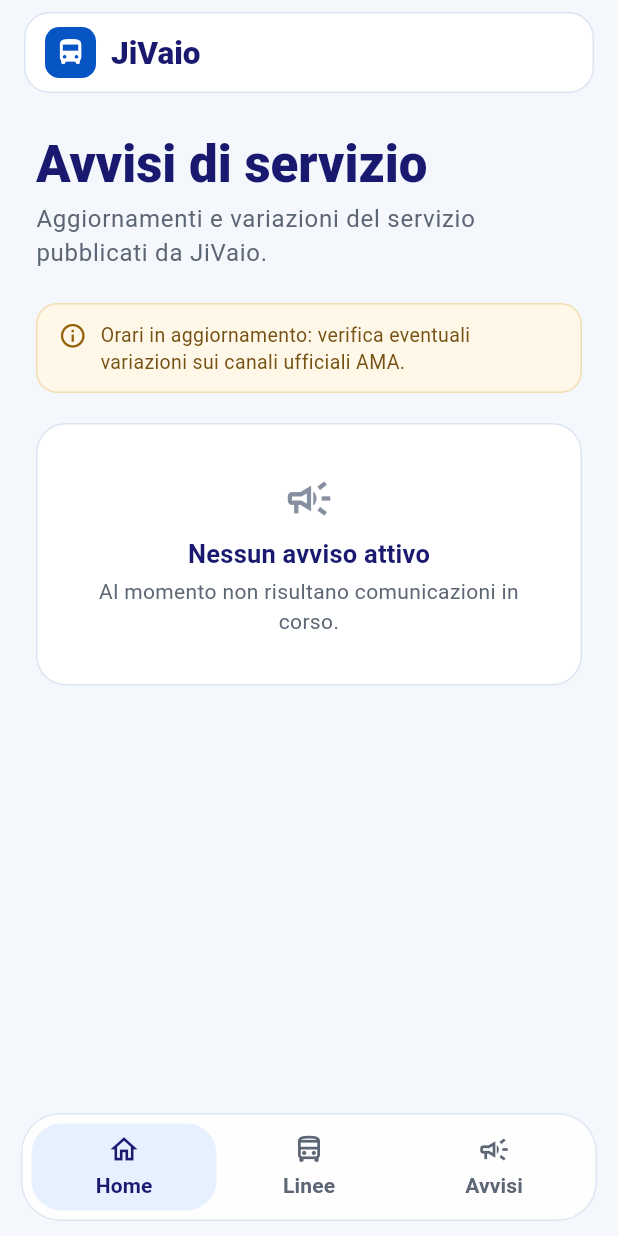
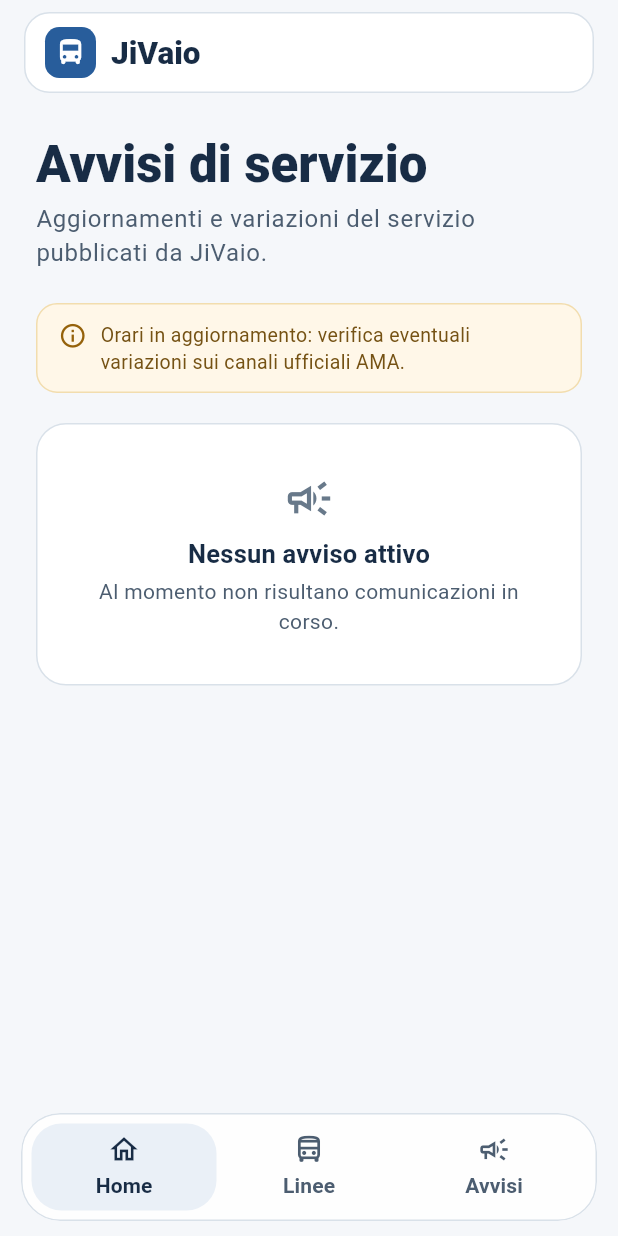
Before and after one commit to AlexMarinucci99/JiVaio-webapp, a Flutter app: the AlertsPage screen opened directly with empty values, on a phone screen of 412 x 824 dp. Run offline on Flutter 3.47's test engine with Material 3 defaults, Android fonts, the phone set to English and light mode, and no system bars; our stand-ins replace supabase_flutter, web; missing offline and left inert: dart:js_interop; accounts and stored records are empty.

Commit message:
style: harmonize main color palette

```diff
--- a/lib/features/home/presentation/home_hero_style.dart
+++ b/lib/features/home/presentation/home_hero_style.dart
@@ -1,4 +1,6 @@
 import 'package:flutter/material.dart';
+
+import '../../../theme/jivaio_theme.dart';
 
 /// Valori locali del banner home.
 abstract final class HomeHeroStyle {
@@ -7,9 +9,9 @@ abstract final class HomeHeroStyle {
   static const gradient = LinearGradient(
     begin: Alignment.topLeft,
     end: Alignment.bottomRight,
-    colors: [Color(0xFFEAF2FF), Color(0xFFDCEAFF)],
+    colors: [JivaioColors.surfaceBlue, JivaioColors.blueLight],
   );
-  static const borderColor = Color(0xFFD5E4F9);
+  static const borderColor = JivaioColors.border;
 
   static const breakpoint = 640.0;
   static const compactTitleFontSize = 34.0;
@@ -20,5 +22,5 @@ abstract final class HomeHeroStyle {
   // Inserisci qui il percorso dell'immagine dopo averla dichiarata in pubspec.yaml.
   static const String? backgroundAssetPath = null;
   static const backgroundFit = BoxFit.cover;
-  static const backgroundOverlayColor = Color(0xBFEAF2FF);
+  static const backgroundOverlayColor = Color(0xBFEAF0F7);
 }
--- a/lib/theme/jivaio_theme.dart
+++ b/lib/theme/jivaio_theme.dart
@@ -1,16 +1,19 @@
 import 'package:flutter/material.dart';
 
 abstract final class JivaioColors {
-  static const page = Color(0xFFF4F7FC);
+  // Palette principale: superficie chiara, blu scuro e blu d'accento.
+  // Gli altri neutri sono sfumature della stessa palette.
+  static const page = Color(0xFFF5F7FA);
   static const surface = Color(0xFFFFFFFF);
-  static const surfaceBlue = Color(0xFFEAF2FF);
-  static const navy = Color(0xFF191970);
-  static const blue = Color(0xFF0754C5);
-  static const blueLight = Color(0xFFE6F0FF);
-  static const text = Color(0xFF111827);
-  static const secondary = Color(0xFF5D6675);
-  static const muted = Color(0xFF858FA0);
-  static const border = Color(0xFFDCE5F2);
+  static const navy = Color(0xFF182C45);
+  static const blue = Color(0xFF285D9B);
+  static const blueLight = Color(0xFFEAF0F7);
+  static const surfaceBlue = blueLight;
+  static const text = navy;
+  static const secondary = Color(0xFF4C5D70);
+  static const muted = Color(0xFF68798A);
+  static const border = Color(0xFFD9E1E9);
+  // Colori semantici riservati ad avvisi, errori e conferme.
   static const warning = Color(0xFFE69A13);
   static const danger = Color(0xFFD94747);
   static const success = Color(0xFF208661);
@@ -31,12 +34,40 @@ ThemeData buildJivaioTheme() {
     scaffoldBackgroundColor: JivaioColors.page,
     fontFamily: 'Roboto',
     textTheme: const TextTheme(
-      headlineMedium: TextStyle(fontSize: 34, height: 1.12, fontWeight: FontWeight.w800, color: JivaioColors.navy),
-      headlineSmall: TextStyle(fontSize: 27, height: 1.16, fontWeight: FontWeight.w800, color: JivaioColors.navy),
-      titleLarge: TextStyle(fontSize: 21, height: 1.2, fontWeight: FontWeight.w800, color: JivaioColors.navy),
-      titleMedium: TextStyle(fontSize: 17, height: 1.25, fontWeight: FontWeight.w700, color: JivaioColors.navy),
-      bodyLarge: TextStyle(fontSize: 16, height: 1.45, color: JivaioColors.text),
-      bodyMedium: TextStyle(fontSize: 14, height: 1.45, color: JivaioColors.secondary),
+      headlineMedium: TextStyle(
+        fontSize: 34,
+        height: 1.12,
+        fontWeight: FontWeight.w800,
+        color: JivaioColors.navy,
+      ),
+      headlineSmall: TextStyle(
+        fontSize: 27,
+        height: 1.16,
+        fontWeight: FontWeight.w800,
+        color: JivaioColors.navy,
+      ),
+      titleLarge: TextStyle(
+        fontSize: 21,
+        height: 1.2,
+        fontWeight: FontWeight.w800,
+        color: JivaioColors.navy,
+      ),
+      titleMedium: TextStyle(
+        fontSize: 17,
+        height: 1.25,
+        fontWeight: FontWeight.w700,
+        color: JivaioColors.navy,
+      ),
+      bodyLarge: TextStyle(
+        fontSize: 16,
+        height: 1.45,
+        color: JivaioColors.text,
+      ),
+      bodyMedium: TextStyle(
+        fontSize: 14,
+        height: 1.45,
+        color: JivaioColors.secondary,
+      ),
       labelLarge: TextStyle(fontSize: 14, fontWeight: FontWeight.w700),
     ),
     inputDecorationTheme: InputDecorationTheme(
@@ -85,6 +116,10 @@ ThemeData buildJivaioTheme() {
         textStyle: const TextStyle(fontSize: 14, fontWeight: FontWeight.w700),
       ),
     ),
-    dividerTheme: const DividerThemeData(color: JivaioColors.border, thickness: 1, space: 1),
+    dividerTheme: const DividerThemeData(
+      color: JivaioColors.border,
+      thickness: 1,
+      space: 1,
+    ),
   );
 }
```
Also changed, not shown: 1 other file.
